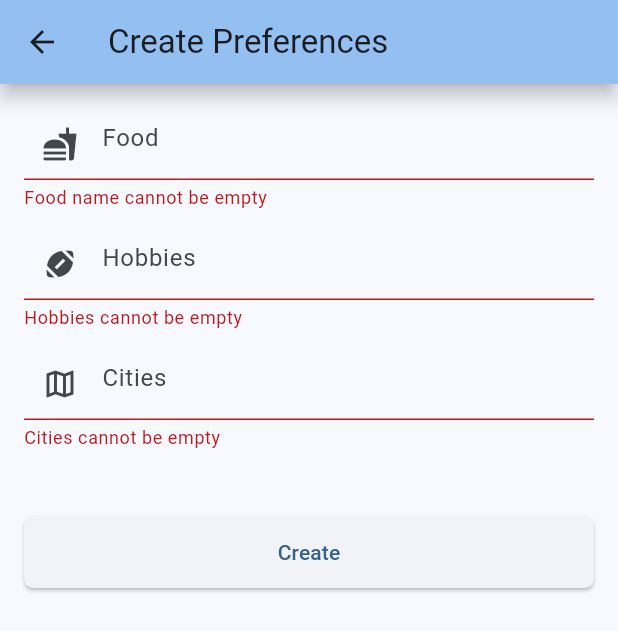
After one commit to gnout/dash, a Flutter app: the Preferences screen opened by its route, after a tap on "Create", on a phone screen of 412 x 824 dp. The commit adds this screen. Shown: the top 631 px of the screen. Run offline on Flutter 3.47's test engine with Material 3 defaults, Android fonts, the phone set to English and light mode, and no system bars; our stand-ins replace google_fonts, qr_flutter; Roboto replaces fonts that are missing (Ubuntu).

Commit message:
Create preferences

```diff
--- a/lib/presentation/app.dart
+++ b/lib/presentation/app.dart
@@ -1,3 +1,4 @@
+import 'package:dash/presentation/screens/preferences.dart';
 import 'package:flutter/material.dart';
 import 'package:dash/presentation/screens/connect_wallet.dart';
 import 'package:dash/presentation/screens/home.dart';
@@ -28,6 +29,8 @@ class DashApp extends StatelessWidget {
         '/verify_traveler/qrcode2': (context) => const QrCode2(),
         '/verify_driver': (context) => const VerifyDriver(),
         '/verify_driver/qrcode2': (context) => const QrCode2(),
+        '/preferences': (context) => const Preferences(),
+        '/preferences/qrcode': (context) => const QrCode(),
       },
     );
   }
--- /dev/null
+++ b/lib/presentation/models/preferences.dart
@@ -0,0 +1,11 @@
+class PreferencesDao {
+  final String? food;
+  final String? hobbies;
+  final String? cities;
+
+  PreferencesDao({
+    this.food,
+    this.hobbies,
+    this.cities,
+  });
+}
--- a/lib/presentation/screens/home.dart
+++ b/lib/presentation/screens/home.dart
@@ -42,6 +42,13 @@ class Home extends StatelessWidget {
               route: '/verify_driver',
               checkUserId: false,
             ),
+            MenuTile(
+              icon: Icons.room_preferences,
+              title: 'Preferences',
+              subTitle: 'Food, allergies etc.',
+              route: '/preferences',
+              checkUserId: false,
+            ),
           ],
         ),
       ),
--- /dev/null
+++ b/lib/presentation/screens/preferences.dart
@@ -0,0 +1,166 @@
+import 'package:dash/presentation/models/preferences.dart';
+import 'package:dash/services/service_api.dart';
+import 'package:flutter/material.dart';
+
+class Preferences extends StatefulWidget {
+  const Preferences({super.key});
+
+  @override
+  State<Preferences> createState() => _PreferencesState();
+}
+
+class _PreferencesState extends State<Preferences> {
+  final _formKey = GlobalKey<FormState>();
+
+  String _food = '';
+  String _hobbies = '';
+  String _cities = '';
+
+  @override
+  Widget build(BuildContext context) {
+    return Scaffold(
+      appBar: AppBar(
+        title: const Text('Create Preferences'),
+      ),
+      body: Form(
+        key: _formKey,
+        child: Padding(
+          padding: const EdgeInsets.all(
+            16.0,
+          ),
+          child: Column(
+            children: [
+              TextFormField(
+                validator: (val) {
+                  if (val == null) {
+                    return 'Food name cannot be null';
+                  }
+
+                  if (val.isEmpty) {
+                    return 'Food name cannot be empty';
+                  }
+
+                  return null;
+                },
+                keyboardType: TextInputType.text,
+                decoration: const InputDecoration(
+                  hintText: 'Food',
+                  prefixIcon: Icon(Icons.fastfood),
+                ),
+                onChanged: (text) {
+                  _food = text;
+                },
+              ),
+              const SizedBox(
+                height: 12.0,
+              ),
+              TextFormField(
+                validator: (val) {
+                  if (val == null) {
+                    return 'Hobbies cannot be null';
+                  }
+
+                  if (val.isEmpty) {
+                    return 'Hobbies cannot be empty';
+                  }
+
+                  return null;
+                },
+                keyboardType: TextInputType.text,
+                decoration: const InputDecoration(
+                  hintText: 'Hobbies',
+                  prefixIcon: Icon(Icons.sports_football),
+                ),
+                onChanged: (text) {
+                  _hobbies = text;
+                },
+              ),
+              const SizedBox(
+                height: 12.0,
+              ),
+              TextFormField(
+                validator: (val) {
+                  if (val == null) {
+                    return 'Cities cannot be null';
+                  }
+
+                  if (val.isEmpty) {
+                    return 'Cities cannot be empty';
+                  }
+
+                  return null;
+                },
+                keyboardType: TextInputType.text,
+                decoration: const InputDecoration(
+                  hintText: 'Cities',
+                  prefixIcon: Icon(Icons.map_outlined),
+                ),
+                onChanged: (text) {
+                  _cities = text;
+                },
+              ),
+              const SizedBox(
+                height: 12.0,
+              ),
+              const SizedBox(
+                height: 32.0,
+              ),
+              ElevatedButton(
+                onPressed: () async {
+                  FocusManager.instance.primaryFocus?.unfocus();
+
+                  if (!_formKey.currentState!.validate()) {
+                    return;
+                  }
+
+                  String message = '';
+
+                  try {
+                    String link = await _getLink(preferences: PreferencesDao(
+                      food: _food,
+                      hobbies: _hobbies,
+                      cities: _cities,
+                    ));
+
+                    await Navigator.pushNamed(context, '/preferences/qrcode', arguments: link);
+
+                    message = 'Preferences created successfully';
+                  } catch (e) {
+                    message = '$e';
+                  }
+
+                  if (context.mounted) {
+                    SnackBar snackBar = SnackBar(
+                      content: Text(message),
+                    );
+
+                    ScaffoldMessenger.of(context).showSnackBar(snackBar);
+                  }
+                },
+                style: ElevatedButton.styleFrom(
+                  minimumSize: const Size.fromHeight(48),
+                  shape: RoundedRectangleBorder(
+                    borderRadius: BorderRadius.circular(6.0),
+                  ),
+                ),
+                child: const Text('Create'),
+              ),
+            ],
+          ),
+        ),
+      ),
+    );
+  }
+
+  Future<String> _getLink({required PreferencesDao preferences}) async {
+    APIService service = APIService();
+
+    String link = await service.setPreferencesData(preferences: preferences);
+
+    if (link.isEmpty) {
+      throw Exception('Creating Preferences Failed');
+    }
+
+    return link;
+  }
+}
--- a/lib/services/service_api.dart
+++ b/lib/services/service_api.dart
@@ -1,4 +1,5 @@
 import 'package:dash/presentation/models/passport.dart';
+import 'package:dash/presentation/models/preferences.dart';
 import 'package:dash/services/session.dart';
 import 'package:http/http.dart' as http;
 import 'package:intl/intl.dart';
@@ -28,6 +29,44 @@ class APIService {
   set responseBody(String value) {
     _responseBody = value;
   }
+
+
+
+
+
+  Future<String> setPreferencesData({required PreferencesDao preferences}) async {
+    String basicAuth = 'Basic ' + base64Encode(utf8.encode('$username:$password'));
+    var url = Uri.parse('$baseURL/v1/credentials');
+    var headers = <String, String>{
+      'authorization': basicAuth,
+      'Content-Type': 'application/json',
+    };
+    var body = jsonEncode({
+      "credentialSchema": "ipfs://QmRtT24U3VGWTXggpePJubNhzFiZ1shiaf5doNKFTPwhCs",
+      "type": "MyPreferences",
+      "credentialSubject": {
+        "id": Session.userId,
+        "Foods": preferences.food,
+        "Hobbies": preferences.hobbies,
+        "Cities": preferences.cities
+      },
+      "signatureProof": true,
+      "mtProof": false
+    });
+    var response = await http.post(url, headers: headers, body: body);
+    statusCode = response.statusCode;
+
+    if (response.statusCode == 201) {
+      var responseData = jsonDecode(response.body);
+      return await getCredentialDetails(responseData['id']); // Return the Future returned by getCredentialDetails
+    } else {
+      return '';
+    }
+  }
+
+
+
+
 
   Future<String> fetchData({required Passport passport}) async {
 
```
